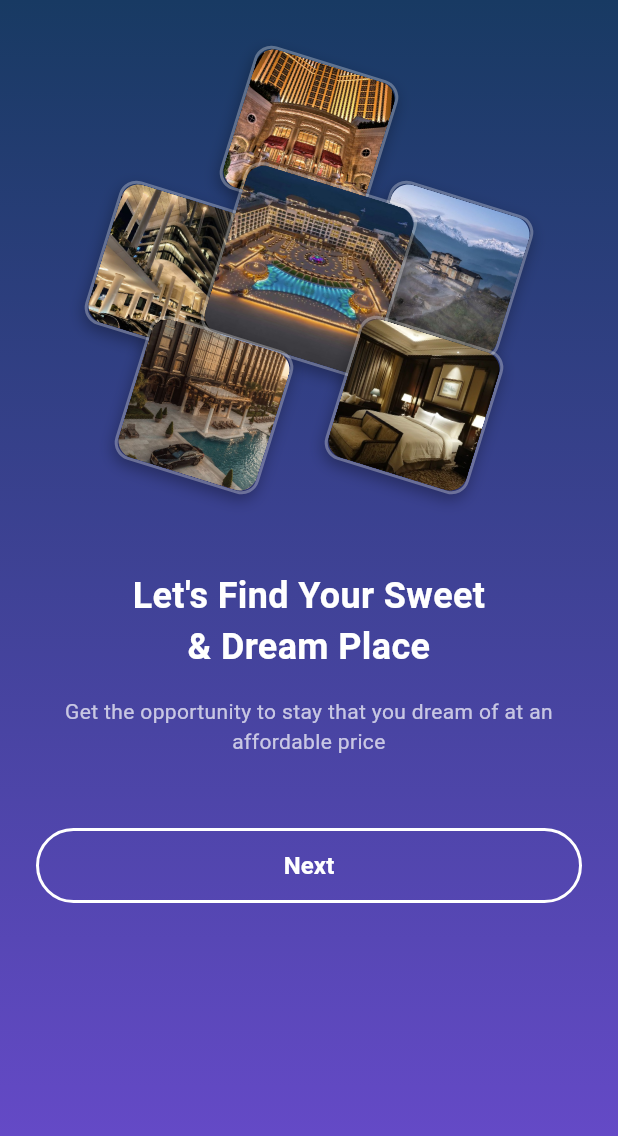
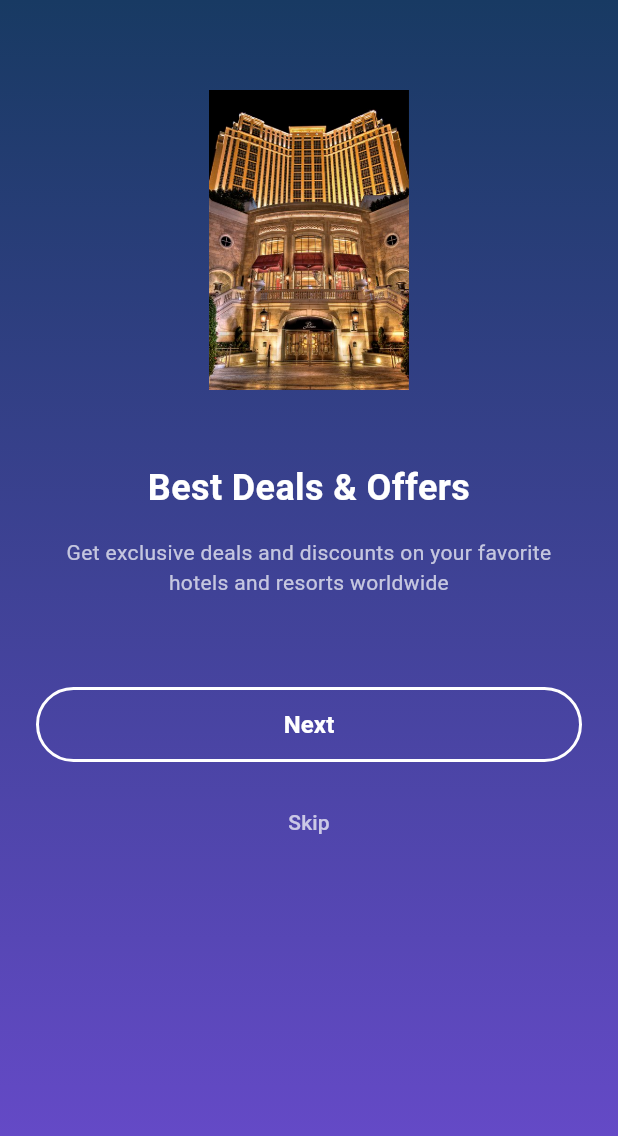
Before and after one commit to asrim10/hotelspot, a Flutter app: the OnBoarding1Screen screen opened directly, after a tap on "Next", on a phone screen of 412 x 824 dp. Shown: the top 1136 px of the screen. Run offline on Flutter 3.47's test engine with Material 3 defaults, Android fonts, the phone set to English and light mode, and no system bars.

Commit message:
on_boarding_screen2 made and added navigator on on_boarding1_screen

```diff
--- a/lib/screens/on_boarding1_screen.dart
+++ b/lib/screens/on_boarding1_screen.dart
@@ -1,4 +1,5 @@
 import 'package:flutter/material.dart';
+import 'package:hotelspot/screens/on_boarding2_screen.dart';
 
 class OnBoarding1Screen extends StatelessWidget {
   const OnBoarding1Screen({super.key});
@@ -125,7 +126,13 @@ class OnBoarding1Screen extends StatelessWidget {
                     width: double.infinity,
                     height: 50,
                     child: OutlinedButton(
-                      onPressed: () {},
+                      onPressed: () {
+                        Navigator.of(context).push(
+                          MaterialPageRoute(
+                            builder: (context) => const OnBoarding2Screen(),
+                          ),
+                        );
+                      },
                       style: OutlinedButton.styleFrom(
                         side: const BorderSide(color: Colors.white, width: 2),
                         shape: RoundedRectangleBorder(
--- /dev/null
+++ b/lib/screens/on_boarding2_screen.dart
@@ -0,0 +1,127 @@
+import 'package:flutter/material.dart';
+import 'login_screen.dart';
+
+class OnBoarding2Screen extends StatelessWidget {
+  const OnBoarding2Screen({super.key});
+
+  @override
+  Widget build(BuildContext context) {
+    return Scaffold(
+      body: Container(
+        width: double.infinity,
+        height: double.infinity,
+        decoration: const BoxDecoration(
+          gradient: LinearGradient(
+            begin: Alignment.topCenter,
+            end: Alignment.bottomCenter,
+            colors: [Color(0xFF183A63), Color(0xFF6B4BCF)],
+          ),
+        ),
+        child: SafeArea(
+          child: SingleChildScrollView(
+            child: Padding(
+              padding: const EdgeInsets.symmetric(horizontal: 24.0),
+              child: Column(
+                children: [
+                  const SizedBox(height: 60),
+
+                  SizedBox(
+                    width: 200,
+                    height: 200,
+                    child: Image.asset(
+                      'assets/images/hotel1.jpeg',
+                      fit: BoxFit.contain,
+                      errorBuilder: (context, error, stackTrace) => Container(
+                        decoration: BoxDecoration(
+                          color: Colors.white24,
+                          borderRadius: BorderRadius.circular(16),
+                        ),
+                        child: const Icon(
+                          Icons.card_giftcard,
+                          size: 100,
+                          color: Colors.white70,
+                        ),
+                      ),
+                    ),
+                  ),
+
+                  const SizedBox(height: 48),
+
+                  const Text(
+                    'Best Deals & Offers',
+                    textAlign: TextAlign.center,
+                    style: TextStyle(
+                      color: Colors.white,
+                      fontSize: 24,
+                      fontWeight: FontWeight.bold,
+                    ),
+                  ),
+
+                  const SizedBox(height: 16),
+
+                  const Text(
+                    'Get exclusive deals and discounts on your favorite hotels and resorts worldwide',
+                    textAlign: TextAlign.center,
+                    style: TextStyle(
+                      color: Colors.white70,
+                      fontSize: 14,
+                      fontWeight: FontWeight.w400,
+                    ),
+                  ),
+
+                  const SizedBox(height: 60),
+
+                  SizedBox(
+                    width: double.infinity,
+                    height: 50,
+                    child: OutlinedButton(
+                      onPressed: () {
+                        Navigator.of(context).push(
+                          MaterialPageRoute(
+                            builder: (context) => const LoginScreen(),
+                          ),
+                        );
+                      },
+                      style: OutlinedButton.styleFrom(
+                        side: const BorderSide(color: Colors.white, width: 2),
+                        shape: RoundedRectangleBorder(
+                          borderRadius: BorderRadius.circular(25),
+                        ),
+                      ),
+                      child: const Text(
+                        'Next',
+                        style: TextStyle(
+                          color: Colors.white,
+                          fontSize: 16,
+                          fontWeight: FontWeight.bold,
+                        ),
+                      ),
+                    ),
+                  ),
+
+                  const SizedBox(height: 16),
+
+                  TextButton(
+                    onPressed: () {
+                      Navigator.of(context).push(
+                        MaterialPageRoute(
+                          builder: (context) => const LoginScreen(),
+                        ),
+                      );
+                    },
+                    child: const Text(
+                      'Skip',
+                      style: TextStyle(color: Colors.white70, fontSize: 14),
+                    ),
+                  ),
+
+                  const SizedBox(height: 40),
+                ],
+              ),
+            ),
+          ),
+        ),
+      ),
+    );
+  }
+}
```
